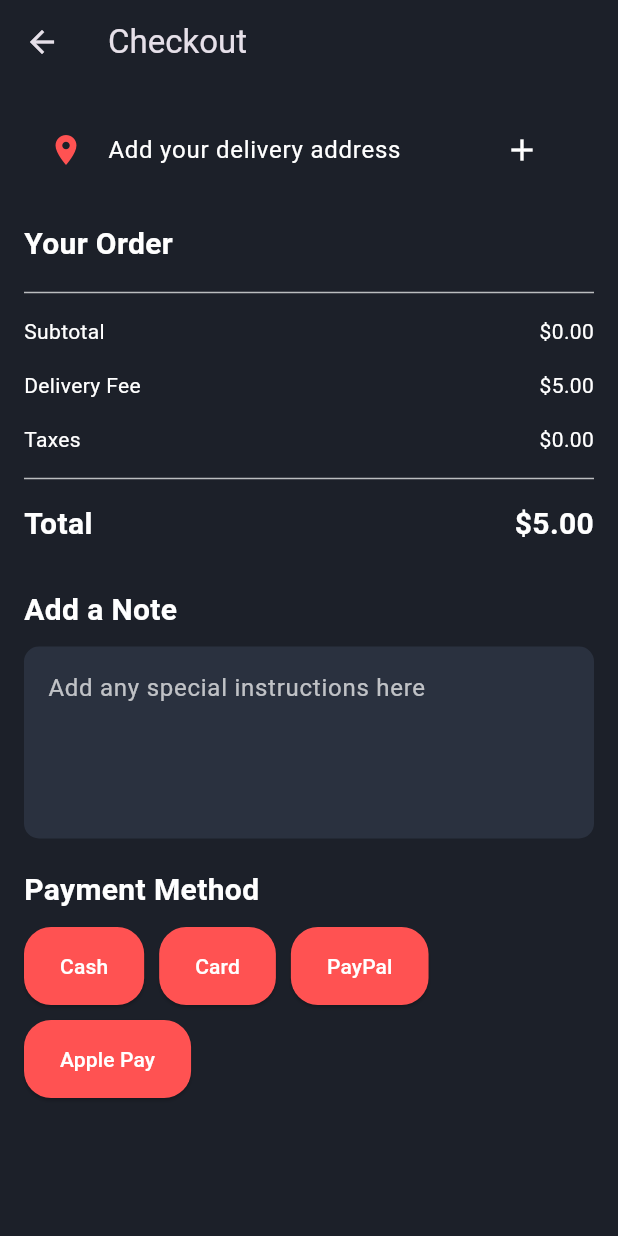
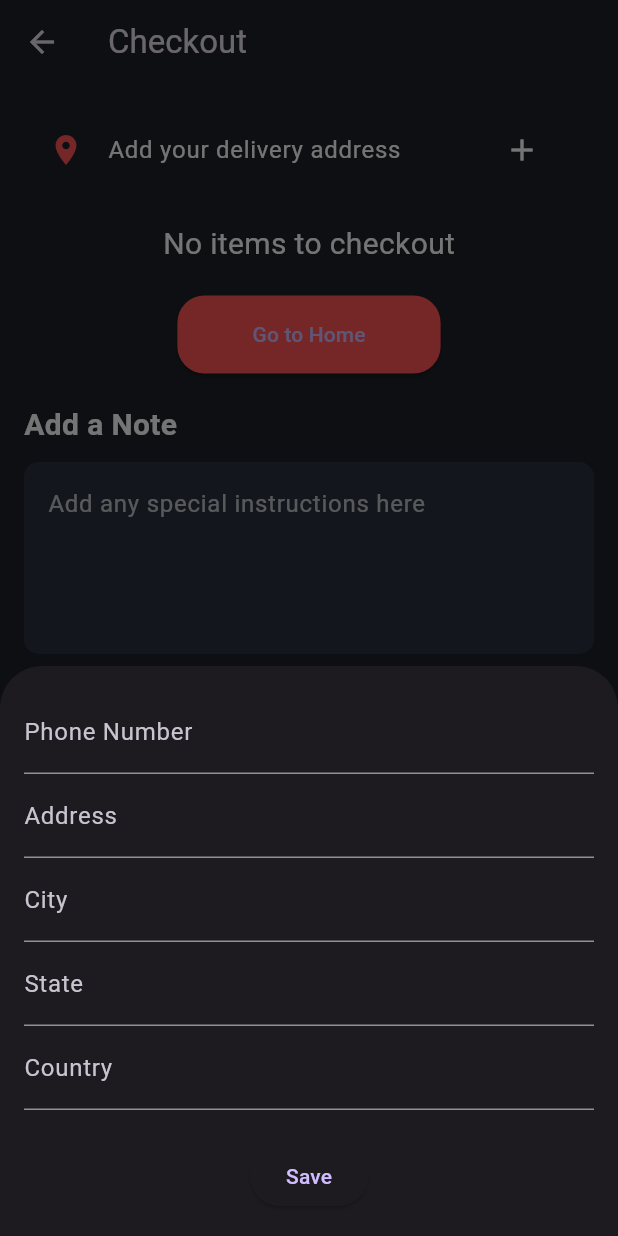
Before and after one commit to obadaKraishan/FastFood_App, a Flutter app: the CheckoutScreen screen opened by its route, after a tap on the "add" icon, on a phone screen of 412 x 824 dp. Run offline on Flutter 3.47's test engine with Material 3 defaults, Android fonts, the light colour scheme and no system bars; our stand-ins replace badges, bloc, cloud_firestore, equatable, firebase_auth, firebase_core and 8 more; missing offline and left inert: firebase_app_check; accounts and stored records are empty.

Commit message:
checkout order summary

```diff
--- a/lib/presentation/widgets/order_summary_widget.dart
+++ b/lib/presentation/widgets/order_summary_widget.dart
@@ -1,6 +1,7 @@
 import 'package:flutter/material.dart';
 import 'package:flutter_bloc/flutter_bloc.dart';
 import 'package:fastfood_app/logic/blocs/cart/cart_bloc.dart';
+import 'package:fastfood_app/logic/blocs/cart/cart_event.dart';
 import 'package:fastfood_app/logic/blocs/cart/cart_state.dart';
 import 'package:fastfood_app/presentation/widgets/cart_item.dart';
 
@@ -10,6 +11,31 @@ class OrderSummaryWidget extends StatelessWidget {
     return BlocBuilder<CartBloc, CartState>(
       builder: (context, state) {
         if (state is CartLoaded) {
+          if (state.cart.items.isEmpty) {
+            return Center(
+              child: Column(
+                mainAxisAlignment: MainAxisAlignment.center,
+                children: [
+                  Text('No items to checkout', style: TextStyle(color: Colors.white, fontSize: 20)),
+                  SizedBox(height: 20),
+                  ElevatedButton(
+                    onPressed: () {
+                      Navigator.pushNamed(context, '/home');
+                    },
+                    child: Text('Go to Home'),
+                    style: ElevatedButton.styleFrom(
+                      backgroundColor: Colors.redAccent,
+                      padding: EdgeInsets.symmetric(horizontal: 50, vertical: 16),
+                      shape: RoundedRectangleBorder(
+                        borderRadius: BorderRadius.circular(18.0),
+                      ),
+                    ),
+                  ),
+                ],
+              ),
+            );
+          }
+
           final cart = state.cart;
           final double subtotal = cart.items.fold(0.0, (sum, item) => sum + item.price * item.quantity);
           final double deliveryFee = 5.0; // Assuming a flat delivery fee
@@ -20,11 +46,23 @@ class OrderSummaryWidget extends StatelessWidget {
             crossAxisAlignment: CrossAxisAlignment.start,
             children: [
               Text('Your Order', style: TextStyle(fontSize: 20, fontWeight: FontWeight.bold, color: Colors.white)),
-              ...cart.items.map((item) => CartItemWidget(cartItem: item, onRemove: () {}, onQuantityChanged: (quantity) {})).toList(),
+              ...cart.items.map((item) => CartItemWidget(
+                cartItem: item,
+                onRemove: () {
+                  context.read<CartBloc>().add(RemoveFromCart(productId: item.productId));
+                },
+                onQuantityChanged: (quantity) {
+                  if (quantity > 0) {
+                    context.read<CartBloc>().add(UpdateCartItem(
+                      item: item.copyWith(quantity: quantity),
+                    ));
+                  }
+                },
+              )).toList(),
               SizedBox(height: 10),
               Divider(color: Colors.white70),
               Padding(
-                padding: const EdgeInsets.symmetric(vertical: 8.0),
+                padding: const EdgeInsets.symmetric(vertical: 10.0),
                 child: Row(
                   mainAxisAlignment: MainAxisAlignment.spaceBetween,
                   children: [
@@ -66,8 +104,12 @@ class OrderSummaryWidget extends StatelessWidget {
               ),
             ],
           );
+        } else if (state is CartLoading) {
+          return Center(child: CircularProgressIndicator());
+        } else if (state is CartError) {
+          return Center(child: Text(state.message, style: TextStyle(color: Colors.white)));
         } else {
-          return Center(child: CircularProgressIndicator());
+          return Container();
         }
       },
     );
--- a/lib/presentation/widgets/user_address_widget.dart
+++ b/lib/presentation/widgets/user_address_widget.dart
@@ -23,7 +23,7 @@ class UserAddressWidget extends StatelessWidget {
           trailing: IconButton(
             icon: Icon(Icons.edit, color: Colors.white),
             onPressed: () {
-              // Navigate to address update screen
+              showEditAddressModal(context, userDocument);
             },
           ),
         )
@@ -33,11 +33,100 @@ class UserAddressWidget extends StatelessWidget {
           trailing: IconButton(
             icon: Icon(Icons.add, color: Colors.white),
             onPressed: () {
-              // Navigate to address add screen
+              showEditAddressModal(context, userDocument);
             },
           ),
         );
       },
     );
   }
+
+  void showEditAddressModal(BuildContext context, DocumentSnapshot userDocument) {
+    final TextEditingController _phoneController = TextEditingController();
+    final TextEditingController _addressController = TextEditingController();
+    final TextEditingController _cityController = TextEditingController();
+    final TextEditingController _stateController = TextEditingController();
+    final TextEditingController _countryController = TextEditingController();
+
+    _phoneController.text = userDocument['phone'] ?? '';
+    _addressController.text = userDocument['location']['address'] ?? '';
+    _cityController.text = userDocument['location']['city'] ?? '';
+    _stateController.text = userDocument['location']['state'] ?? '';
+    _countryController.text = userDocument['location']['country'] ?? '';
+
+    showModalBottomSheet(
+      context: context,
+      isScrollControlled: true,
+      builder: (BuildContext context) {
+        return Padding(
+          padding: EdgeInsets.only(
+            bottom: MediaQuery.of(context).viewInsets.bottom,
+          ),
+          child: Padding(
+            padding: const EdgeInsets.all(16.0),
+            child: Column(
+              mainAxisSize: MainAxisSize.min,
+              children: [
+                TextField(
+                  controller: _phoneController,
+                  decoration: InputDecoration(labelText: 'Phone Number'),
+                ),
+                TextField(
+                  controller: _addressController,
+                  decoration: InputDecoration(labelText: 'Address'),
+                ),
+                TextField(
+                  controller: _cityController,
+                  decoration: InputDecoration(labelText: 'City'),
+                ),
+                TextField(
+                  controller: _stateController,
+                  decoration: InputDecoration(labelText: 'State'),
+                ),
+                TextField(
+                  controller: _countryController,
+                  decoration: InputDecoration(labelText: 'Country'),
+                ),
+                SizedBox(height: 20),
+                ElevatedButton(
+                  onPressed: () async {
+                    await updateUserAddress(
+                      _phoneController.text,
+                      _addressController.text,
+                      _cityController.text,
+                      _stateController.text,
+                      _countryController.text,
+                    );
+                    Navigator.pop(context);
+                  },
+                  child: Text('Save'),
+                ),
+              ],
+            ),
+          ),
+        );
+      },
+    );
+  }
+
+  Future<void> updateUserAddress(
+      String phone,
+      String address,
+      String city,
+      String state,
+      String country,
+      ) async {
+    final user = FirebaseAuth.instance.currentUser;
+    if (user != null) {
+      await FirebaseFirestore.instance.collection('users').doc(user.uid).update({
+        'phone': phone,
+        'location': {
+          'address': address,
+          'city': city,
+          'state': state,
+          'country': country,
+        },
+      });
+    }
+  }
 }
```
